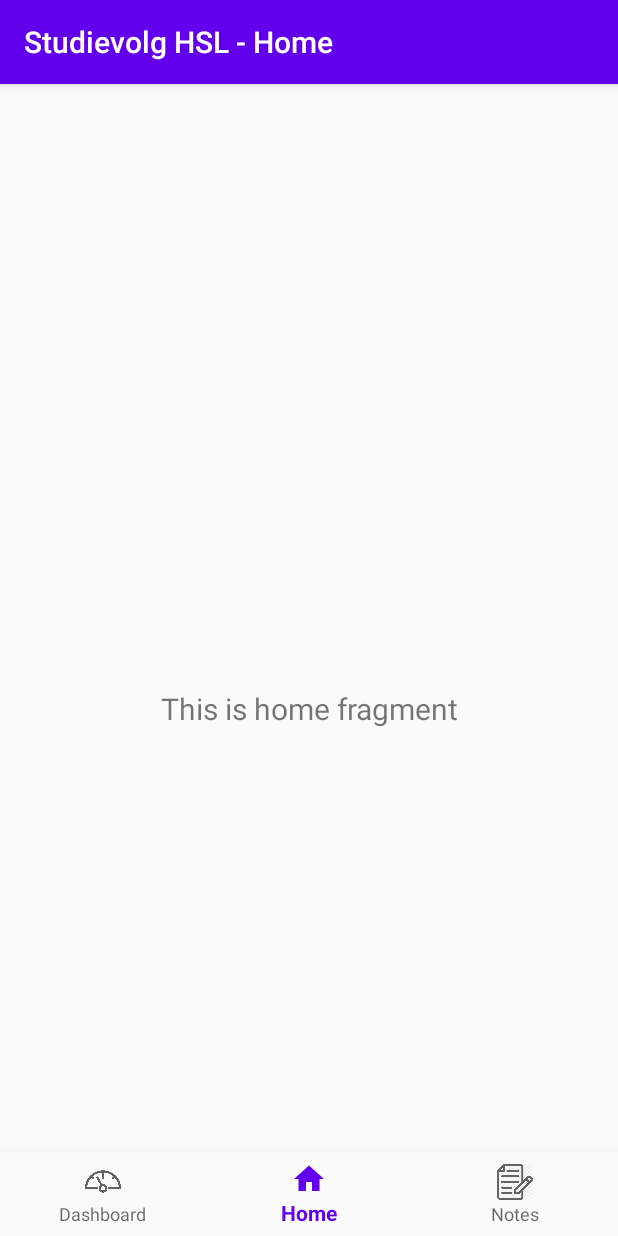
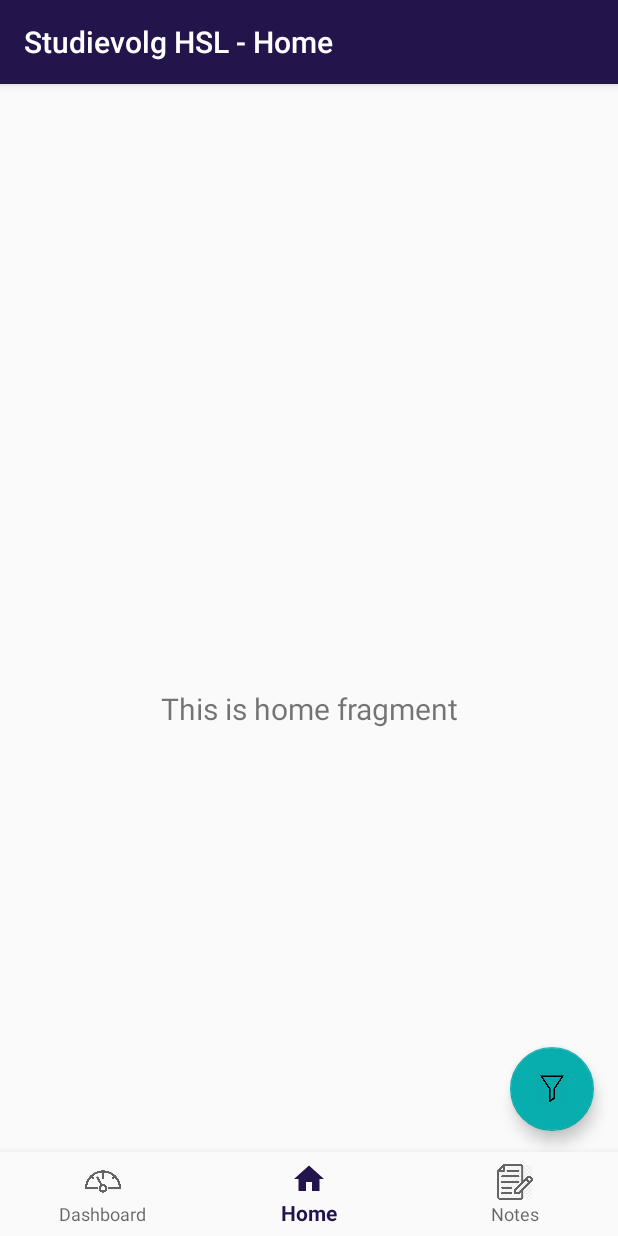
Before and after one commit to yassirlaaouissi/Studievolg-HSL, an Android app: the screen it shows after launch (MainActivity), on a phone screen of 412 x 824 dp. Run offline under Robolectric (Android 15) with nearby library versions, the phone set to English and light mode, and no system bars; our stand-ins replace navigation-ui.

Commit message:
Changed colors and added a filter button to the design

```diff
--- a/app/src/main/java/com/example/studievolghsl/MainActivity.java
+++ b/app/src/main/java/com/example/studievolghsl/MainActivity.java
@@ -3,6 +3,7 @@ package com.example.studievolghsl;
 import android.os.Bundle;
 
 import com.google.android.material.bottomnavigation.BottomNavigationView;
+import com.google.android.material.floatingactionbutton.FloatingActionButton;
 
 import androidx.appcompat.app.AppCompatActivity;
 import androidx.navigation.NavController;
@@ -14,6 +15,8 @@ public class MainActivity extends AppCompatActivity {
 
     @Override
     protected void onCreate(Bundle savedInstanceState) {
+        //basic app met navbar
+        FloatingActionButton fab = findViewById(R.id.FilterKnoppie);
         super.onCreate(savedInstanceState);
         setContentView(R.layout.activity_main);
         BottomNavigationView navView = findViewById(R.id.nav_view);
--- a/app/src/main/res/layout/activity_main.xml
+++ b/app/src/main/res/layout/activity_main.xml
@@ -1,10 +1,25 @@
 <?xml version="1.0" encoding="utf-8"?>
 <androidx.constraintlayout.widget.ConstraintLayout xmlns:android="http://schemas.android.com/apk/res/android"
     xmlns:app="http://schemas.android.com/apk/res-auto"
+    xmlns:tools="http://schemas.android.com/tools"
     android:id="@+id/container"
     android:layout_width="match_parent"
     android:layout_height="match_parent"
     android:paddingTop="?attr/actionBarSize">
+
+    <com.google.android.material.floatingactionbutton.FloatingActionButton
+        android:id="@+id/FilterKnoppie"
+        android:layout_width="wrap_content"
+        android:layout_height="wrap_content"
+        android:layout_gravity="end|bottom"
+        android:layout_marginEnd="16dp"
+        android:layout_marginRight="16dp"
+        android:layout_marginBottom="70dp"
+        android:clickable="true"
+        app:backgroundTint="#08aead"
+        app:layout_constraintBottom_toBottomOf="parent"
+        app:layout_constraintEnd_toEndOf="parent"
+        app:srcCompat="@drawable/filter_512" />
 
     <com.google.android.material.bottomnavigation.BottomNavigationView
         android:id="@+id/nav_view"
@@ -15,7 +30,9 @@
         app:layout_constraintHorizontal_bias="0.0"
         app:layout_constraintLeft_toLeftOf="parent"
         app:layout_constraintRight_toRightOf="parent"
-        app:menu="@menu/bottom_nav_menu" />
+        app:menu="@menu/bottom_nav_menu">
+
+    </com.google.android.material.bottomnavigation.BottomNavigationView>
 
     <fragment
         android:id="@+id/nav_host_fragment"
--- a/app/src/main/res/values/colors.xml
+++ b/app/src/main/res/values/colors.xml
@@ -1,6 +1,6 @@
 <?xml version="1.0" encoding="utf-8"?>
 <resources>
-    <color name="colorPrimary">#6200EE</color>
-    <color name="colorPrimaryDark">#3700B3</color>
-    <color name="colorAccent">#03DAC5</color>
+    <color name="colorPrimary">#23154c</color>
+    <color name="colorPrimaryDark">#00aead</color>
+    <color name="colorAccent">#e8eff2</color>
 </resources>
```
Also changed, not shown: app/src/main/res/drawable/filter_512.png (added).
